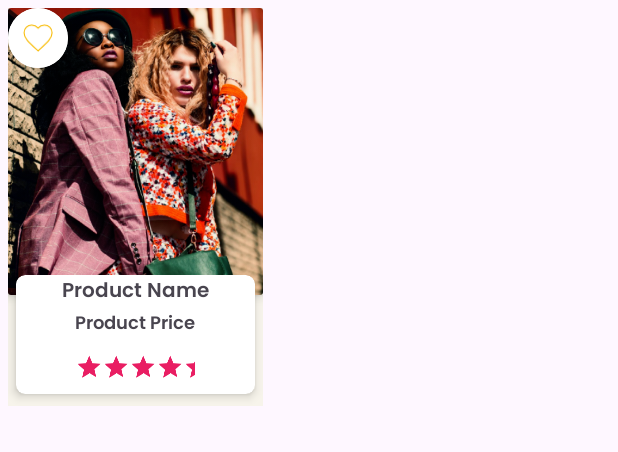
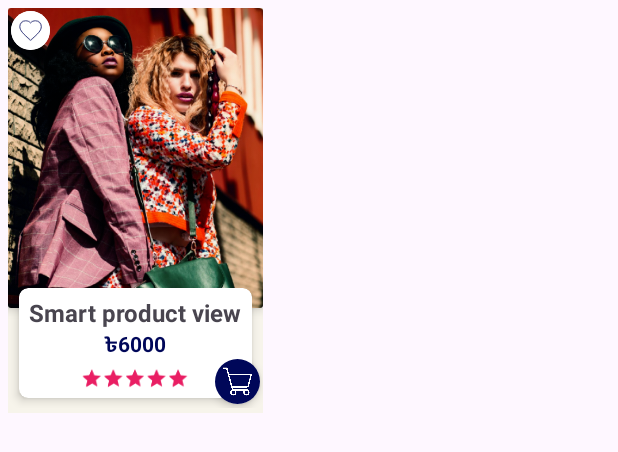
Before and after one commit to mehedii-hassan/BuyNowEcommerceAppDemo, an Android app: the layout rv_feature_products_item_design.xml on its own in the app's theme, with its tools: preview values and no code run, on a phone screen of 412 x 824 dp. Shown: the top 452 px of the screen. Run offline under Robolectric (Android 15) with nearby library versions, the light colour scheme and no system bars.

Commit message:
auto image slider added and updated design

```diff
--- a/app/build.gradle
+++ b/app/build.gradle
@@ -57,4 +57,5 @@ dependencies {
 
     //auto image slide
 
+    implementation 'com.github.denzcoskun:ImageSlideshow:0.1.2'
 }
--- /dev/null
+++ b/app/src/main/res/drawable/baseline_more_horiz_24.xml
@@ -0,0 +1,5 @@
+<vector android:height="24dp" android:tint="#F1AD23"
+    android:viewportHeight="24" android:viewportWidth="24"
+    android:width="24dp" xmlns:android="http://schemas.android.com/apk/res/android">
+    <path android:fillColor="@android:color/white" android:pathData="M6,10c-1.1,0 -2,0.9 -2,2s0.9,2 2,2 2,-0.9 2,-2 -0.9,-2 -2,-2zM18,10c-1.1,0 -2,0.9 -2,2s0.9,2 2,2 2,-0.9 2,-2 -0.9,-2 -2,-2zM12,10c-1.1,0 -2,0.9 -2,2s0.9,2 2,2 2,-0.9 2,-2 -0.9,-2 -2,-2z"/>
+</vector>
--- a/app/src/main/res/layout/rv_feature_products_item_design.xml
+++ b/app/src/main/res/layout/rv_feature_products_item_design.xml
@@ -8,26 +8,41 @@
 
     <androidx.constraintlayout.widget.ConstraintLayout
         android:layout_width="@dimen/_170sdp"
-        android:layout_height="265dp"
+        android:layout_height="270dp"
         android:layout_marginStart="5dp"
         android:layout_marginTop="5dp"
         android:layout_marginEnd="@dimen/_5sdp"
+        android:paddingBottom="@dimen/_3sdp"
         android:background="#F7F4EB">
 
+
+        <androidx.constraintlayout.widget.Guideline
+            android:id="@+id/glEnd"
+            android:layout_width="wrap_content"
+            android:layout_height="wrap_content"
+            android:orientation="vertical"
+            app:layout_constraintGuide_percent=".99" />
+
+        <androidx.constraintlayout.widget.Guideline
+            android:id="@+id/glBottom"
+            android:layout_width="wrap_content"
+            android:layout_height="wrap_content"
+            android:orientation="horizontal"
+            app:layout_constraintGuide_percent=".99" />
 
         <androidx.constraintlayout.widget.Guideline
             android:id="@+id/glProductHeight"
             android:layout_width="wrap_content"
             android:layout_height="wrap_content"
             android:orientation="horizontal"
-            app:layout_constraintGuide_percent=".72" />
+            app:layout_constraintGuide_percent=".75" />
 
         <androidx.constraintlayout.widget.Guideline
             android:id="@+id/glProductDescStart"
             android:layout_width="wrap_content"
             android:layout_height="wrap_content"
             android:orientation="horizontal"
-            app:layout_constraintGuide_percent=".67" />
+            app:layout_constraintGuide_percent=".70" />
 
 
         <androidx.cardview.widget.CardView
@@ -54,7 +69,7 @@
         <androidx.cardview.widget.CardView
             android:layout_width="wrap_content"
             android:layout_height="wrap_content"
-            android:layout_marginEnd="@dimen/_5sdp"
+            android:layout_margin="@dimen/_2sdp"
             app:cardCornerRadius="@dimen/_50sdp"
             app:cardElevation="4dp"
             app:layout_constraintStart_toStartOf="parent"
@@ -62,12 +77,12 @@
             app:layout_constraintTop_toTopOf="parent">
 
             <ImageView
-                android:layout_width="@dimen/_40sdp"
-                android:layout_height="@dimen/_40sdp"
+                android:layout_width="@dimen/_26sdp"
+                android:layout_height="@dimen/_26sdp"
                 android:background="@color/white"
-                android:padding="@dimen/_10sdp"
+                android:padding="@dimen/_5sdp"
                 android:src="@drawable/ic_fav"
-                app:tint="@color/g_orange" />
+                app:tint="@color/g_dark_blue" />
 
         </androidx.cardview.widget.CardView>
 
@@ -75,8 +90,8 @@
         <androidx.cardview.widget.CardView
             android:layout_width="match_parent"
             android:layout_height="wrap_content"
-            android:layout_marginStart="@dimen/_5sdp"
-            android:layout_marginEnd="@dimen/_5sdp"
+            android:layout_marginStart="@dimen/_7sdp"
+            android:layout_marginEnd="@dimen/_7sdp"
             app:cardCornerRadius="@dimen/_6sdp"
             app:cardElevation="4dp"
             app:layout_constraintStart_toStartOf="parent"
@@ -95,10 +110,10 @@
                     android:layout_width="wrap_content"
                     android:layout_height="wrap_content"
                     android:layout_gravity="center"
-                    android:fontFamily="@font/poppins_thin"
                     android:maxLines="1"
-                    android:text="Product Name"
-                    android:textSize="13sp"
+                    android:paddingTop="@dimen/_5sdp"
+                    android:text="Smart product view"
+                    android:textSize="16sp"
                     android:textStyle="bold" />
 
                 <TextView
@@ -106,21 +121,24 @@
                     android:layout_width="wrap_content"
                     android:layout_height="wrap_content"
                     android:layout_gravity="center"
-                    android:fontFamily="@font/poppins_thin"
                     android:maxLines="1"
-                    android:text="Product Price"
-                    android:textSize="@dimen/_12ssp" />
+                    android:textColor="@color/g_dark_blue"
+                    android:text="৳6000"
+                    android:textStyle="bold"
+                    android:paddingBottom="@dimen/_3sdp"
+                    android:textSize="@dimen/_14ssp" />
 
 
                 <RatingBar
-                    style="@style/Widget.AppCompat.RatingBar.Indicator"
+                    style="?android:attr/ratingBarStyleSmall"
                     android:layout_width="wrap_content"
                     android:layout_height="wrap_content"
                     android:layout_gravity="center"
                     android:numStars="5"
                     android:rating="5"
-                    android:scaleX=".5"
-                    android:scaleY=".5"
+                    android:scaleX=".9"
+                    android:paddingBottom="@dimen/_5sdp"
+                    android:scaleY=".9"
                     android:stepSize="0.1"
                     android:theme="@style/RatingBar" />
 
@@ -139,6 +157,25 @@
             </LinearLayout>
         </androidx.cardview.widget.CardView>
 
+        <androidx.cardview.widget.CardView
+            android:layout_width="@dimen/_30sdp"
+            android:layout_height="@dimen/_30sdp"
+            app:cardCornerRadius="@dimen/_50sdp"
+            app:cardElevation="4dp"
+            app:layout_constraintBottom_toBottomOf="@+id/glBottom"
+            app:layout_constraintEnd_toEndOf="@+id/glEnd">
+
+            <ImageView
+                android:layout_width="@dimen/_30sdp"
+                android:layout_height="@dimen/_30sdp"
+                android:background="@color/g_dark_blue"
+                android:padding="@dimen/_5sdp"
+                android:src="@drawable/cart"
+                android:paddingBottom="@dimen/_3sdp"
+                app:tint="@color/white" />
+
+        </androidx.cardview.widget.CardView>
+
 
     </androidx.constraintlayout.widget.ConstraintLayout>
 </layout>
--- a/app/src/main/res/values/dimens.xml
+++ b/app/src/main/res/values/dimens.xml
@@ -41,7 +41,9 @@
     <dimen name="_43sdp">43dp</dimen>
     <dimen name="_40ssp">40sp</dimen>
     <dimen name="_100sdp">100dp</dimen>
+    <dimen name="_150sdp">150dp</dimen>
     <dimen name="_60sdp">60dp</dimen>
+    <dimen name="_65sdp">65dp</dimen>
     <dimen name="_70sdp">70dp</dimen>
 
     //ssp
--- a/settings.gradle
+++ b/settings.gradle
@@ -3,13 +3,16 @@ pluginManagement {
         google()
         mavenCentral()
         gradlePluginPortal()
-    }
+       //maven { url 'https://jitpack.io' }
+        }
 }
 dependencyResolutionManagement {
     repositoriesMode.set(RepositoriesMode.FAIL_ON_PROJECT_REPOS)
     repositories {
         google()
         mavenCentral()
+        maven { url 'https://jitpack.io' }
+
     }
 }
 rootProject.name = "BuyNowEcommerceApp"
```
Also changed, not shown: app/src/main/java/com/example/buynowecommerceapp/adapters/ProductAdapter.kt (+4 -3 lines), app/src/main/java/com/example/buynowecommerceapp/ui/fragments/HomeFragment.kt (+63 -2 lines), app/src/main/res/drawable/custom_category_image_icon_design.xml (added, +7 -0 lines), app/src/main/res/layout/category_row_item_design.xml (+10 -8 lines), app/src/main/res/layout/fragment_home.xml (+8 -6 lines), app/src/main/res/layout/rv_recect_products_item_design.xml (added, +181 -0 lines), app/src/main/res/values/strings.xml (+8 -7 lines), app/src/main/res/drawable/chair_one.jpg (added), app/src/main/res/drawable/more_1.png (added), app/src/main/res/drawable/more_2.png (added), app/src/main/res/drawable/sofa.png (added), 4 other files.
